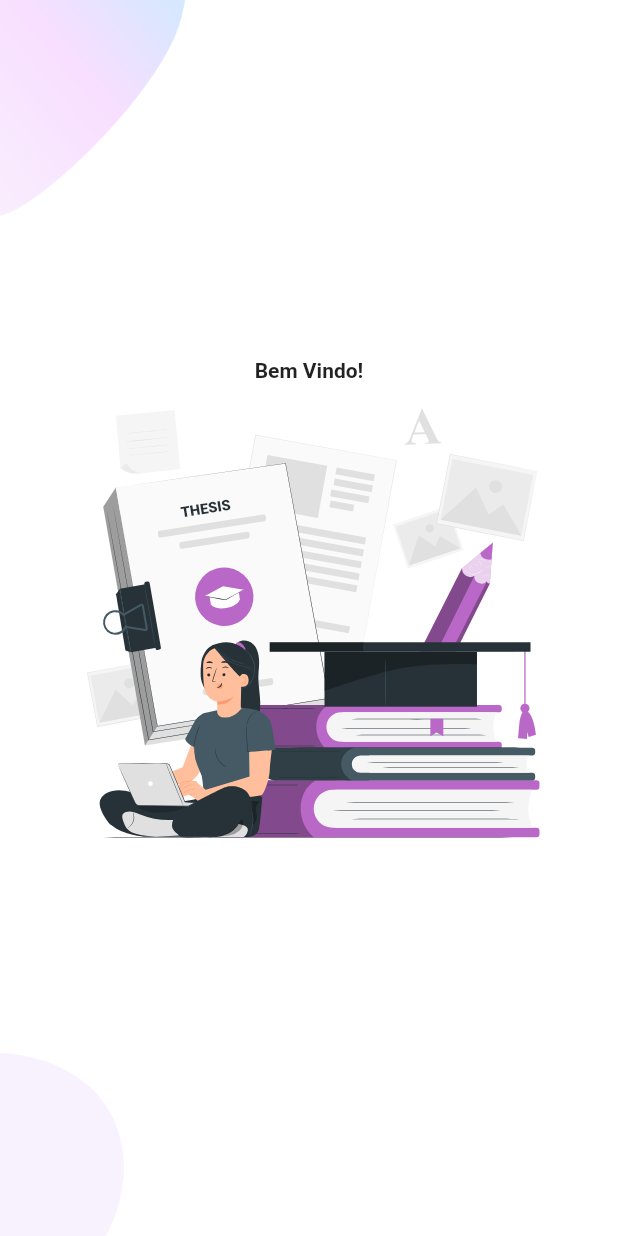
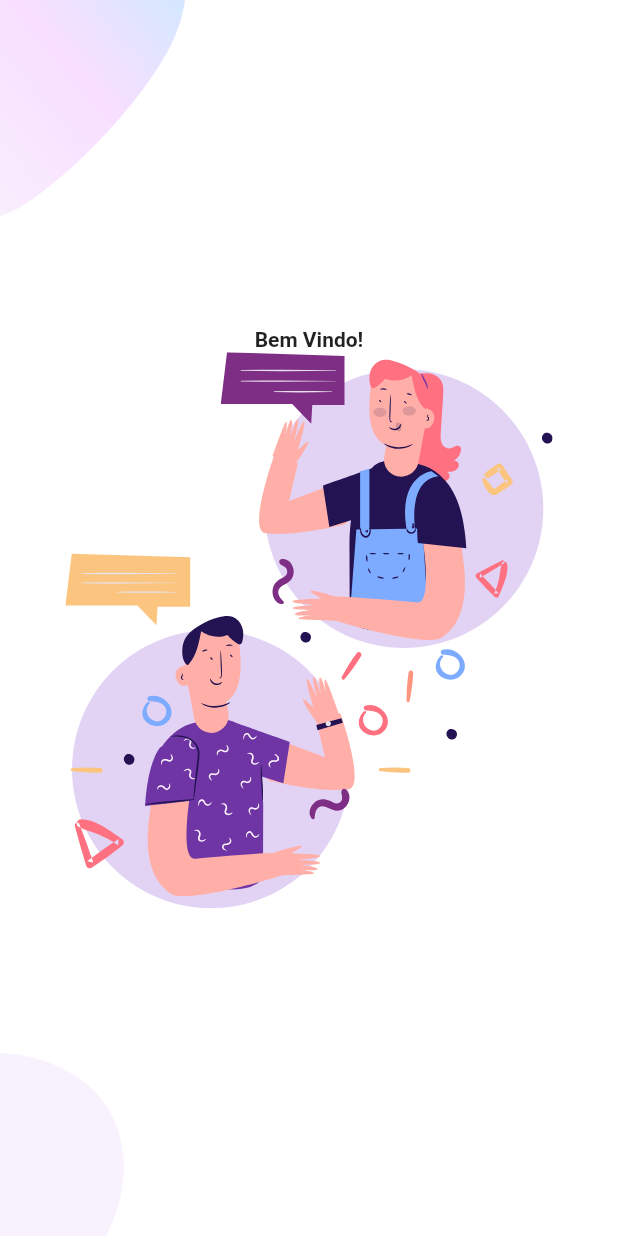
Before and after one commit to JoaoRenato2/QuizApp-Flutter, a Flutter app: the screen it shows after launch, on a phone screen of 412 x 824 dp. Run offline on Flutter 3.47's test engine with Material 2 defaults, Android fonts, the phone set to English and light mode, and no system bars; our stand-ins replace flutter_svg.

Commit message:
mudando a imagen

```diff
--- a/app/lib/Screens/Welcome/components/body.dart
+++ b/app/lib/Screens/Welcome/components/body.dart
@@ -3,19 +3,22 @@ import 'package:flutter/material.dart';
 import 'package:flutter_svg/svg.dart';
 
 class Body extends StatelessWidget {
-
   @override
   Widget build(BuildContext context) {
     // Pegando o tamanho e a largura da tela
     Size size = MediaQuery.of(context).size;
-    return Background(child: Column(
+    return Background(
+      child: Column(
         mainAxisAlignment: MainAxisAlignment.center,
         children: <Widget>[
           Text(
             "Bem Vindo!",
             style: TextStyle(fontWeight: FontWeight.bold),
           ),
-          SvgPicture.asset("assets/icons/Thesis-pana.svg", height: size.height * 0.4,)
+          SvgPicture.asset(
+            "assets/icons/chat.svg",
+            height: size.height * 0.45,
+          )
         ],
       ),
     );
```
Also changed, not shown: app/pubspec.lock. Lines whose indentation alone changed are shown as unchanged.
